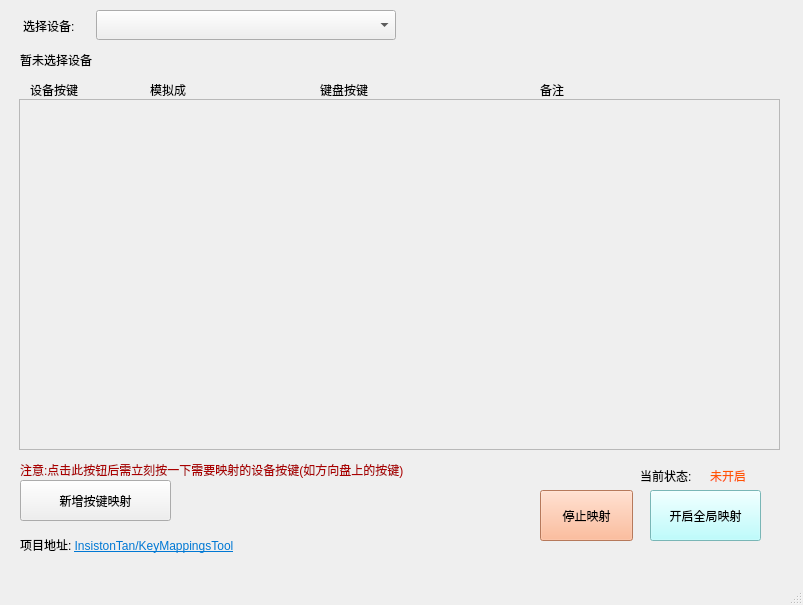
InsistonTan/KeyMappingsTool, file mainwindow.ui: the form before one commit.
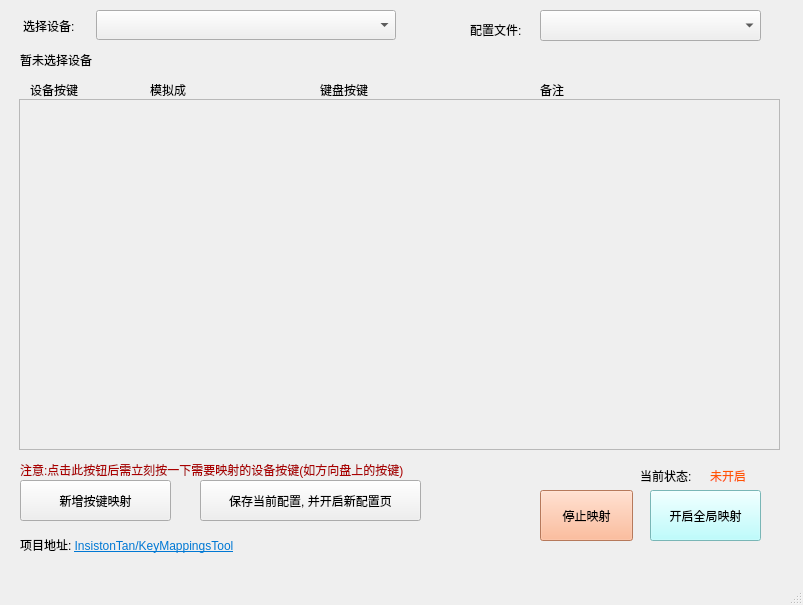
The form after the commit.

Commit message: [add]增加用户手动保存配置, 选择配置功能

```diff
--- a/mainwindow.ui
+++ b/mainwindow.ui
@@ -297,6 +297,42 @@
      <bool>true</bool>
     </property>
    </widget>
+   <widget class="QPushButton" name="pushButton_4">
+    <property name="geometry">
+     <rect>
+      <x>200</x>
+      <y>480</y>
+      <width>221</width>
+      <height>41</height>
+     </rect>
+    </property>
+    <property name="text">
+     <string>保存当前配置, 并开启新配置页</string>
+    </property>
+   </widget>
+   <widget class="QLabel" name="label_11">
+    <property name="geometry">
+     <rect>
+      <x>470</x>
+      <y>20</y>
+      <width>69</width>
+      <height>19</height>
+     </rect>
+    </property>
+    <property name="text">
+     <string>配置文件:</string>
+    </property>
+   </widget>
+   <widget class="QComboBox" name="comboBox_2">
+    <property name="geometry">
+     <rect>
+      <x>540</x>
+      <y>10</y>
+      <width>221</width>
+      <height>31</height>
+     </rect>
+    </property>
+   </widget>
   </widget>
   <widget class="QMenuBar" name="menubar">
    <property name="geometry">
```
The commit also changes 2 other files.
